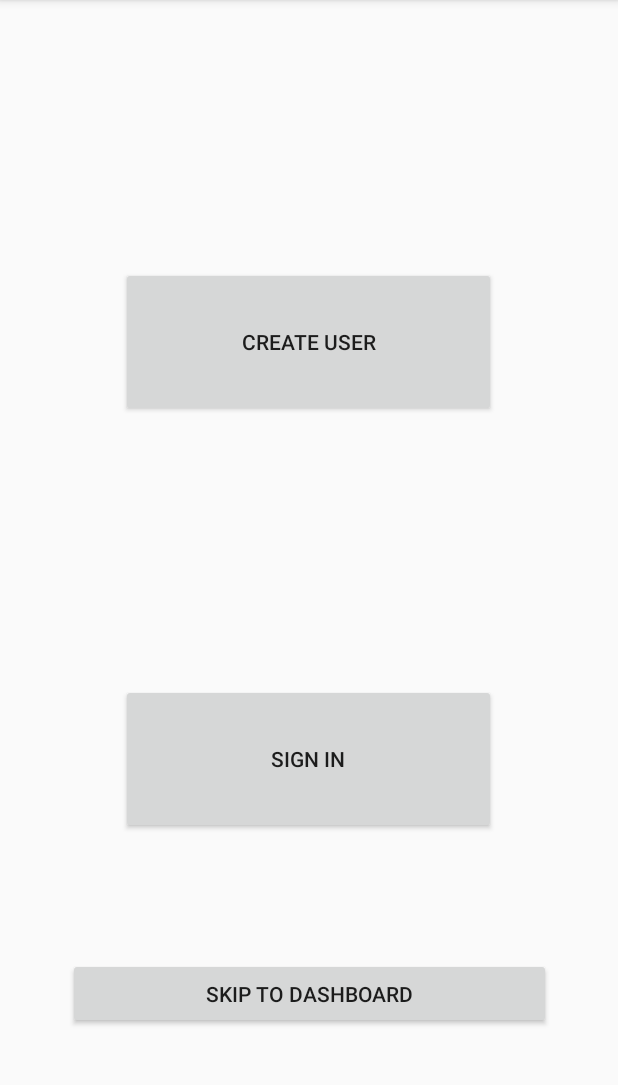
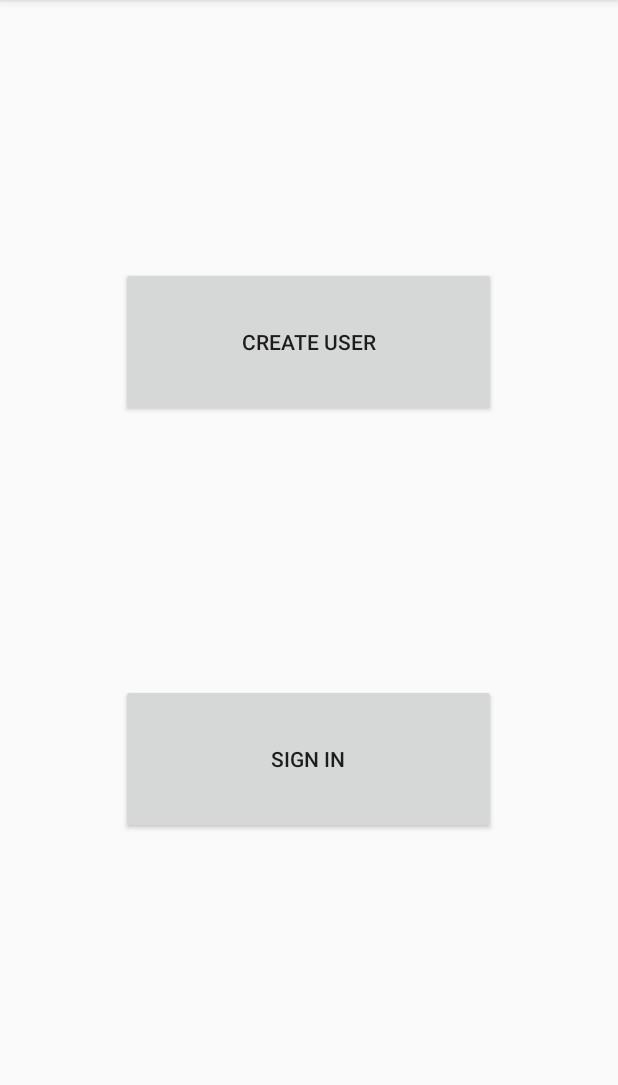
Before and after one commit to FelixLiu2000/MiniGames, an Android app: the screen it shows after launch (AppStartActivity), on a phone screen of 412 x 824 dp, the part 84-1169 px from its top. Run offline under Robolectric (Android 15) with nearby library versions, the phone set to English and light mode, and no system bars.

Commit message:
Commented out skip to dashboard button.

```diff
--- a/phase1/Game/app/src/main/java/com/example/game/activities/AppStartActivity.java
+++ b/phase1/Game/app/src/main/java/com/example/game/activities/AppStartActivity.java
@@ -29,7 +29,8 @@ public class AppStartActivity extends AppCompatActivity implements Serializable
 
     Button buttonCreateUserPage = findViewById(R.id.appStartCreateUserButton);
     Button buttonLogInUserPage = findViewById(R.id.appStartLogInButton);
-    Button buttonSkipToDashboard = findViewById(R.id.appStartSkipToDashboardButton);
+    //skip to dashboard only used for testing purposes
+    // Button buttonSkipToDashboard = findViewById(R.id.appStartSkipToDashboardButton);
 
     buttonCreateUserPage.setOnClickListener(
         new View.OnClickListener() {
@@ -50,15 +51,15 @@ public class AppStartActivity extends AppCompatActivity implements Serializable
             }
     );
 
-    buttonSkipToDashboard.setOnClickListener(
-            new View.OnClickListener() {
-              public void onClick(View v) {
-                appManager.createPlayer("Test", "Dummy", "UNT", "PWT");
-                Intent intentAppStartToDashboard = new Intent(AppStartActivity.this, GameDashboardActivity.class);
-                intentAppStartToDashboard.putExtra("appManager", appManager);
-                startActivity(intentAppStartToDashboard);
-              }
-            });
+//    buttonSkipToDashboard.setOnClickListener(
+//            new View.OnClickListener() {
+//              public void onClick(View v) {
+//                appManager.createPlayer("Test", "Dummy", "UNT", "PWT");
+//                Intent intentAppStartToDashboard = new Intent(AppStartActivity.this, GameDashboardActivity.class);
+//                intentAppStartToDashboard.putExtra("appManager", appManager);
+//                startActivity(intentAppStartToDashboard);
+//              }
+//            });
 
     // THIS IS NEEDED ON APP START UP!
     checkFilePermissions();
--- a/phase1/Game/app/src/main/res/layout/activity_app_start.xml
+++ b/phase1/Game/app/src/main/res/layout/activity_app_start.xml
@@ -35,6 +35,8 @@
         android:layout_width="322dp"
         android:layout_height="47dp"
         android:text="@string/skip_to_dashboard"
+        android:enabled="false"
+        android:visibility="invisible"
         app:layout_constraintBottom_toBottomOf="parent"
         app:layout_constraintEnd_toEndOf="parent"
         app:layout_constraintStart_toStartOf="parent"
```
